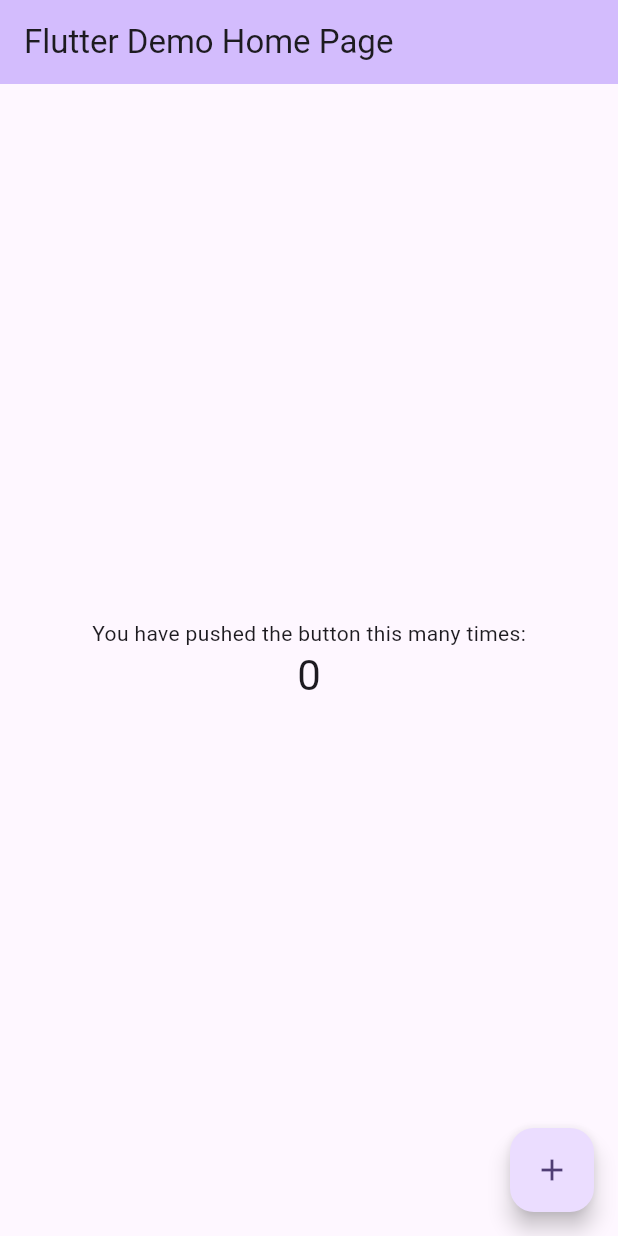
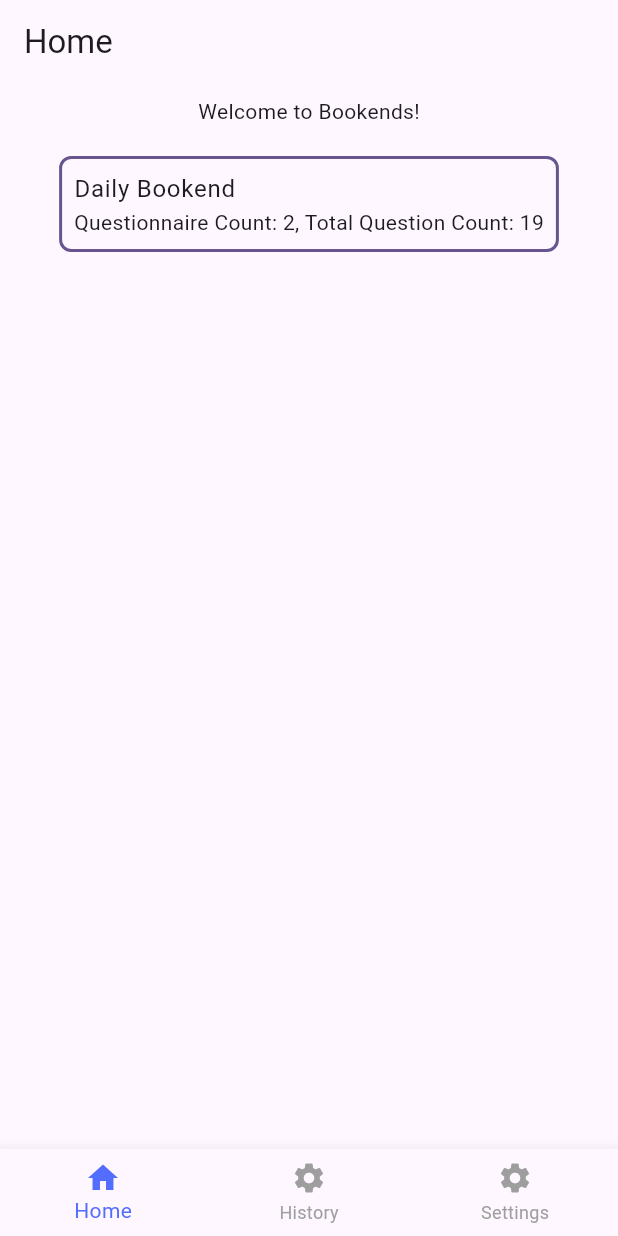
Before and after one commit to bookends-io/bookends, a Flutter app: the screen it shows after launch, on a phone screen of 412 x 824 dp. Run offline on Flutter 3.47's test engine with Material 2 defaults, Android fonts, the light colour scheme and no system bars; our stand-ins replace freezed_annotation, get_it.

Commit message:
Started working on UI

```diff
--- /dev/null
+++ b/bookends/lib/constants/constants.dart
@@ -0,0 +1,3 @@
+class Constants {
+  static const smallScreen = 640;
+}
--- /dev/null
+++ b/bookends/lib/constants/string_constants.dart
@@ -0,0 +1,8 @@
+class StringConstants {
+  static const String homePageTitle = 'Home';
+  static const String historyPageTitle = 'History';
+  static const String settingsPageTitle = 'Settings';
+  static const String homePageWelcome = 'Welcome to Bookends!';
+  static const String historyPageWelcome = 'History';
+  static const String settingsPageWelcome = 'Settings';
+}
--- a/bookends/lib/main.dart
+++ b/bookends/lib/main.dart
@@ -1,6 +1,19 @@
+import 'package:bookends/constants/constants.dart';
+import 'package:bookends/constants/string_constants.dart';
+import 'package:bookends/models/page_data.dart';
+import 'package:bookends/pages/history_page.dart';
+import 'package:bookends/pages/home/bookend_page.dart';
+import 'package:bookends/pages/settings_page.dart';
+import 'package:bookends/services/backend.dart';
+import 'package:bookends/services/i_backend.dart';
 import 'package:flutter/material.dart';
+import 'package:get_it/get_it.dart';
 
 void main() {
+  WidgetsFlutterBinding.ensureInitialized();
+
+  GetIt.I.registerSingleton<IBackend>(Backend());
+
   runApp(const MyApp());
 }
 
@@ -11,115 +24,118 @@ class MyApp extends StatelessWidget {
   @override
   Widget build(BuildContext context) {
     return MaterialApp(
-      title: 'Flutter Demo',
+      title: 'Bookends',
       theme: ThemeData(
-        // This is the theme of your application.
-        //
-        // TRY THIS: Try running your application with "flutter run". You'll see
-        // the application has a blue toolbar. Then, without quitting the app,
-        // try changing the seedColor in the colorScheme below to Colors.green
-        // and then invoke "hot reload" (save your changes or press the "hot
-        // reload" button in a Flutter-supported IDE, or press "r" if you used
-        // the command line to start the app).
-        //
-        // Notice that the counter didn't reset back to zero; the application
-        // state is not lost during the reload. To reset the state, use hot
-        // restart instead.
-        //
-        // This works for code too, not just values: Most code changes can be
-        // tested with just a hot reload.
-        colorScheme: ColorScheme.fromSeed(seedColor: Colors.deepPurple),
+        colorScheme: ColorScheme.fromSeed(
+          seedColor: Colors.deepPurple,
+        ),
         useMaterial3: true,
       ),
-      home: const MyHomePage(title: 'Flutter Demo Home Page'),
+      home: const Root(title: 'Bookends'),
     );
   }
 }
 
-class MyHomePage extends StatefulWidget {
-  const MyHomePage({super.key, required this.title});
-
-  // This widget is the home page of your application. It is stateful, meaning
-  // that it has a State object (defined below) that contains fields that affect
-  // how it looks.
-
-  // This class is the configuration for the state. It holds the values (in this
-  // case the title) provided by the parent (in this case the App widget) and
-  // used by the build method of the State. Fields in a Widget subclass are
-  // always marked "final".
+class Root extends StatefulWidget {
+  const Root({super.key, required this.title});
 
   final String title;
 
   @override
-  State<MyHomePage> createState() => _MyHomePageState();
+  State<Root> createState() => _RootState();
 }
 
-class _MyHomePageState extends State<MyHomePage> {
-  int _counter = 0;
+class _RootState extends State<Root> {
+  List<PageData> _pageDatas = [];
+  int _selectedIndex = 0;
 
-  void _incrementCounter() {
-    setState(() {
-      // This call to setState tells the Flutter framework that something has
-      // changed in this State, which causes it to rerun the build method below
-      // so that the display can reflect the updated values. If we changed
-      // _counter without calling setState(), then the build method would not be
-      // called again, and so nothing would appear to happen.
-      _counter++;
-    });
+  @override
+  void initState() {
+    super.initState();
+
+    _pageDatas = [
+      PageData(
+        page: const HomePage(),
+        title: StringConstants.homePageTitle,
+        icon: Icons.home,
+      ),
+      PageData(
+        page: const HistoryPage(),
+        title: StringConstants.historyPageTitle,
+        icon: Icons.settings,
+      ),
+      PageData(
+        page: const SettingsPage(),
+        title: StringConstants.settingsPageTitle,
+        icon: Icons.settings,
+      ),
+    ];
   }
 
   @override
   Widget build(BuildContext context) {
-    // This method is rerun every time setState is called, for instance as done
-    // by the _incrementCounter method above.
-    //
-    // The Flutter framework has been optimized to make rerunning build methods
-    // fast, so that you can just rebuild anything that needs updating rather
-    // than having to individually change instances of widgets.
+    final List<Widget> navRail = [];
+    if (MediaQuery.of(context).size.width >= Constants.smallScreen) {
+      navRail.add(_buildNavigationRail());
+    }
+    navRail.add(
+      Expanded(
+        child: _pageDatas[_selectedIndex].page,
+      ),
+    );
+
     return Scaffold(
-      appBar: AppBar(
-        // TRY THIS: Try changing the color here to a specific color (to
-        // Colors.amber, perhaps?) and trigger a hot reload to see the AppBar
-        // change color while the other colors stay the same.
-        backgroundColor: Theme.of(context).colorScheme.inversePrimary,
-        // Here we take the value from the MyHomePage object that was created by
-        // the App.build method, and use it to set our appbar title.
-        title: Text(widget.title),
+      bottomNavigationBar:
+          MediaQuery.of(context).size.width < Constants.smallScreen
+              ? _buildBottomNavBar()
+              : null,
+      body: Row(
+        mainAxisSize: MainAxisSize.max,
+        children: navRail,
       ),
-      body: Center(
-        // Center is a layout widget. It takes a single child and positions it
-        // in the middle of the parent.
-        child: Column(
-          // Column is also a layout widget. It takes a list of children and
-          // arranges them vertically. By default, it sizes itself to fit its
-          // children horizontally, and tries to be as tall as its parent.
-          //
-          // Column has various properties to control how it sizes itself and
-          // how it positions its children. Here we use mainAxisAlignment to
-          // center the children vertically; the main axis here is the vertical
-          // axis because Columns are vertical (the cross axis would be
-          // horizontal).
-          //
-          // TRY THIS: Invoke "debug painting" (choose the "Toggle Debug Paint"
-          // action in the IDE, or press "p" in the console), to see the
-          // wireframe for each widget.
-          mainAxisAlignment: MainAxisAlignment.center,
-          children: <Widget>[
-            const Text(
-              'You have pushed the button this many times:',
+    );
+  }
+
+  Widget _buildBottomNavBar() {
+    return BottomNavigationBar(
+      currentIndex: _selectedIndex,
+      unselectedItemColor: Colors.grey,
+      selectedItemColor: Colors.indigoAccent,
+      // called when one tab is selected
+      onTap: (int index) {
+        setState(() {
+          _selectedIndex = index;
+        });
+      },
+      // bottom tab items
+      items: _pageDatas
+          .map(
+            (e) => BottomNavigationBarItem(
+              icon: Icon(e.icon),
+              label: e.title,
             ),
-            Text(
-              '$_counter',
-              style: Theme.of(context).textTheme.headlineMedium,
+          )
+          .toList(),
+    );
+  }
+
+  Widget _buildNavigationRail() {
+    return NavigationRail(
+      selectedIndex: _selectedIndex,
+      onDestinationSelected: (int index) {
+        setState(() {
+          _selectedIndex = index;
+        });
+      },
+      labelType: NavigationRailLabelType.selected,
+      destinations: _pageDatas
+          .map(
+            (e) => NavigationRailDestination(
+              icon: Icon(e.icon),
+              label: Text(e.title),
             ),
-          ],
-        ),
-      ),
-      floatingActionButton: FloatingActionButton(
-        onPressed: _incrementCounter,
-        tooltip: 'Increment',
-        child: const Icon(Icons.add),
-      ), // This trailing comma makes auto-formatting nicer for build methods.
+          )
+          .toList(),
     );
   }
 }
--- a/bookends/lib/models/basic.dart
+++ b/bookends/lib/models/basic.dart
@@ -9,6 +9,7 @@ class Bookend with _$Bookend {
   factory Bookend({
     required String id,
     required String name,
+    // String? description,
     required bool public,
     required List<Questionnaire> questionnaires,
   }) = _Bookend;
@@ -23,7 +24,7 @@ class Questionnaire with _$Questionnaire {
   factory Questionnaire({
     required String id,
     required String name,
-    required String? description,
+    String? description,
     required List<Question> questions,
   }) = _Questionnaire;
 
@@ -37,9 +38,9 @@ class Question with _$Question {
   factory Question({
     required String id,
     required String text,
-    required String? description,
+    String? description,
     required String type,
-    required List<Question> reliesOn,
+    List<QuestionId>? reliesOn,
   }) = _Question;
 
   factory Question.fromJson(Map<String, dynamic> json) =>
@@ -88,3 +89,15 @@ class Answer with _$Answer {
 
   factory Answer.fromJson(Map<String, dynamic> json) => _$AnswerFromJson(json);
 }
+
+@freezed
+class QuestionId with _$QuestionId {
+  @JsonSerializable(explicitToJson: true)
+  factory QuestionId({
+    required String questionnaireId,
+    required String id,
+  }) = _QuestionId;
+
+  factory QuestionId.fromJson(Map<String, dynamic> json) =>
+      _$QuestionIdFromJson(json);
+}
--- /dev/null
+++ b/bookends/lib/models/page_data.dart
@@ -0,0 +1,13 @@
+import 'package:flutter/material.dart';
+
+class PageData {
+  Widget page;
+  String title;
+  IconData icon;
+
+  PageData({
+    required this.page,
+    required this.title,
+    required this.icon,
+  });
+}
--- /dev/null
+++ b/bookends/lib/pages/home/bookend_page.dart
@@ -0,0 +1,83 @@
+import 'package:bookends/constants/string_constants.dart';
+import 'package:bookends/models/basic.dart';
+import 'package:bookends/services/i_backend.dart';
+import 'package:bookends/widgets/bookend_widget.dart';
+import 'package:flutter/material.dart';
+import 'package:get_it/get_it.dart';
+
+class HomePage extends StatefulWidget {
+  const HomePage({
+    super.key,
+  });
+
+  @override
+  State<HomePage> createState() => _HomePageState();
+}
+
+class _HomePageState extends State<HomePage> {
+  final IBackend _backend = GetIt.I<IBackend>();
+
+  bool _initialized = false;
+  List<Bookend> _bookends = [];
+
+  @override
+  void initState() {
+    super.initState();
+
+    _initialize();
+  }
+
+  Future<void> _initialize() async {
+    List<Bookend> bookends = await _backend.getBookends();
+
+    setState(() {
+      _bookends = bookends;
+      _initialized = true;
+    });
+  }
+
+  @override
+  Widget build(BuildContext context) {
+    if (!_initialized) {}
+
+    return Scaffold(
+      appBar: AppBar(
+        title: const Text(StringConstants.homePageTitle),
+      ),
+      body: _initialized ? _buildBody() : _buildInitializing(),
+    );
+  }
+
+  Widget _buildInitializing() {
+    return const Center(
+      child: CircularProgressIndicator(),
+    );
+  }
+
+  Widget _buildBody() {
+    return Padding(
+      padding: const EdgeInsets.all(8),
+      child: Column(
+        mainAxisAlignment: MainAxisAlignment.center,
+        mainAxisSize: MainAxisSize.min,
+        children: <Widget>[
+          const Text(
+            StringConstants.homePageWelcome,
+          ),
+          const SizedBox(height: 20),
+          SizedBox(
+            height: 600,
+            child: ListView.builder(
+              itemCount: _bookends.length,
+              itemBuilder: (context, index) {
+                return BookendWidget(
+                  bookend: _bookends[index],
+                );
+              },
+            ),
+          ),
+        ],
+      ),
+    );
+  }
+}
--- a/bookends/lib/services/i_backend.dart
+++ b/bookends/lib/services/i_backend.dart
@@ -7,7 +7,7 @@ abstract class IBackend {
 
   Future<List<Bookend>> getBookends();
 
-  Future<List<Bookend>> getResponses();
+  Future<List<Response>> getResponses();
 
   Future<bool> pushResponse(Bookend bookend);
 
--- /dev/null
+++ b/bookends/lib/widgets/bookend_widget.dart
@@ -0,0 +1,48 @@
+import 'package:bookends/models/basic.dart';
+import 'package:flutter/material.dart';
+
+class BookendWidget extends StatelessWidget {
+  const BookendWidget({
+    super.key,
+    required this.bookend,
+  });
+
+  final Bookend bookend;
+
+  @override
+  Widget build(BuildContext context) {
+    return MaterialButton(
+      onPressed: () {
+        Navigator.push(
+          context,
+          MaterialPageRoute(
+              builder: (context) => BookendPage(bookend: bookend)),
+        );
+      },
+      child: Container(
+        padding: const EdgeInsets.all(8),
+        decoration: BoxDecoration(
+          borderRadius: BorderRadius.circular(8),
+          border: Border.all(
+            color: Theme.of(context).colorScheme.primary,
+            width: 2,
+          ),
+        ),
+        child: Column(
+          crossAxisAlignment: CrossAxisAlignment.start,
+          mainAxisSize: MainAxisSize.min,
+          children: [
+            Text(
+              bookend.name,
+              style: Theme.of(context).textTheme.bodyLarge,
+            ),
+            Text(
+              'Questionnaire Count: ${bookend.questionnaires.length}, Total Question Count: ${bookend.questionnaires.fold(0, (previousValue, element) => previousValue + element.questions.length)}',
+              style: Theme.of(context).textTheme.bodyMedium,
+            ),
+          ],
+        ),
+      ),
+    );
+  }
+}
--- a/bookends/pubspec.yaml
+++ b/bookends/pubspec.yaml
@@ -37,6 +37,8 @@ dependencies:
   cupertino_icons: ^1.0.2
   json_annotation: ^4.8.1
   freezed_annotation: ^2.4.1
+  get_it_mixin: ^4.2.0
+  get_it: ^7.6.0
 
 dev_dependencies:
   flutter_test:
```
Also changed, not shown: bookends/lib/constants/style_constants.dart (added, +18 -0 lines), bookends/lib/pages/history_page.dart (added, +13 -0 lines), bookends/lib/pages/settings_page.dart (added, +36 -0 lines), bookends/lib/services/backend.dart (+121 -2 lines), bookends/lib/models/basic.freezed.dart, bookends/lib/models/basic.g.dart, bookends/lib/pages/home/bookend_detail_page.dart (added), bookends/lib/pages/response_page.dart (added), bookends/pubspec.lock, 1 other file.
